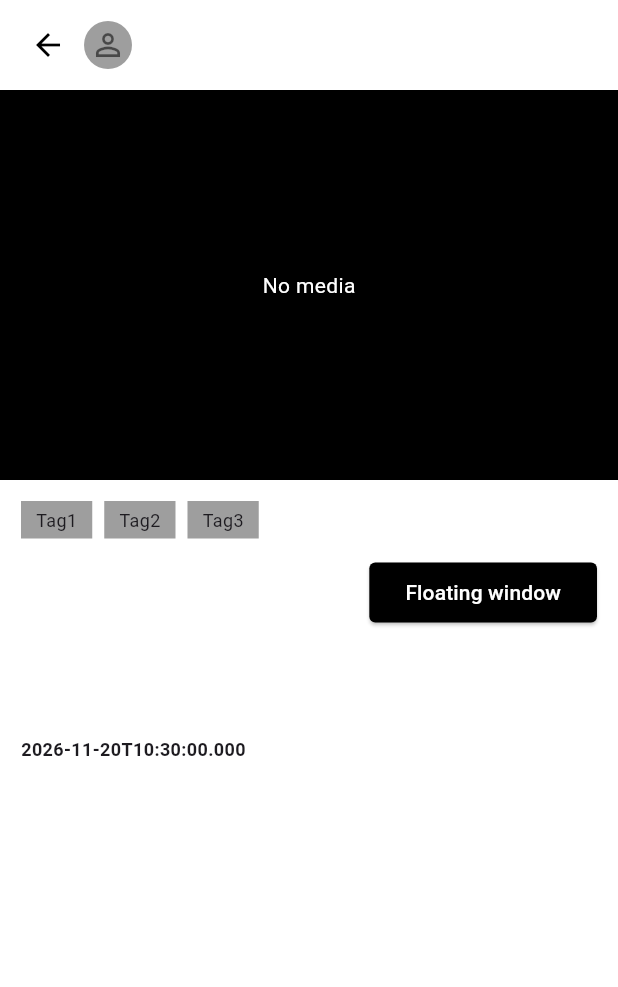
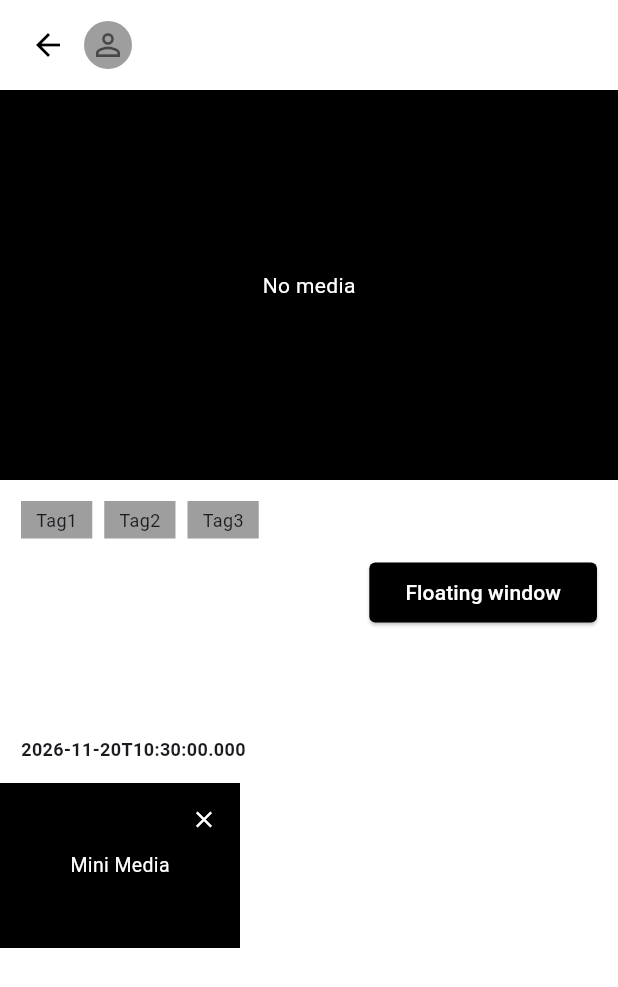
Before and after one commit to Terasay/wsk-a1, a Flutter app: the DetailPage screen opened directly with empty values, after a tap on "Floating window", on a phone screen of 412 x 824 dp. Shown: the top 987 px of the screen. Run offline on Flutter 3.47's test engine with Material 3 defaults, Android fonts, the phone set to English and light mode, and no system bars.

Commit message:
Update detail_page.dart

```diff
--- a/lib/detail_page.dart
+++ b/lib/detail_page.dart
@@ -16,6 +16,28 @@ class DetailPage extends StatefulWidget{
 
   class _DetailPageState extends State<DetailPage> {
     bool _showFloating = false;
+    final TextEditingController _commentController = TextEditingController();
+    final List _comments = [];
+
+    @override
+    void dispose() {
+      _commentController.dispose();
+      super.dispose();
+    }
+
+    void _addComment() {
+      final text = _commentController.text.trim();
+      if (text.isEmpty) return;
+
+      final currentAuthor = (widget.currentUser?['username'] ?? 'Me').toString();
+      setState(() {
+        _comments.add({
+          'author': currentAuthor,
+          'text': text,
+        });
+        _commentController.clear();
+      });
+    }
 
 
   @override
@@ -30,6 +52,9 @@ class DetailPage extends StatefulWidget{
     return Scaffold(
       backgroundColor: Colors.white,
       body: SafeArea(
+        child: Stack(
+          children: [
+            SingleChildScrollView(
               child: Column(
                 crossAxisAlignment: CrossAxisAlignment.start,
                 children: [
@@ -154,8 +179,36 @@ class DetailPage extends StatefulWidget{
                       ],
                     ),
                   ),
+
+                  if (_showFloating)
+                    Positioned(
+                      right: 16,
+                      bottom: 20,
+                      child: Container(
+                        width: 160,
+                        height: 110,
+                        color: Colors.black,
+                        child: Stack(
+                          children: [
+                            const Center(
+                              child: Text('Mini Media', style: TextStyle(color: Colors.white, fontSize: 13),),
+                            ),
+                            Positioned(
+                              top: 0,
+                              right: 0,
+                              child: IconButton(onPressed: () => setState(() => _showFloating = false), icon: const Icon(Icons.close, color: Colors.white, size: 18)),
+                            )
                           ],
                         ),
+                      ),
+                    )
+                ],
+              ),
+            )
+          ],
+        )
+
+
       ),
     );
   }
```
Lines whose indentation alone changed are shown as unchanged.
